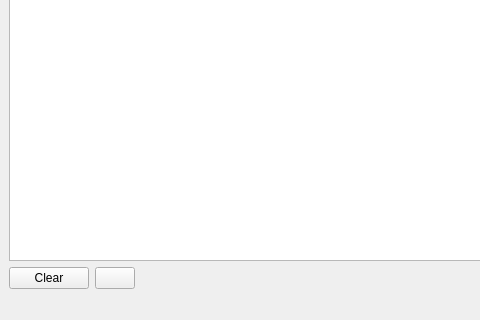
ornlneutronimaging/iBeatles, file src/iBeatles/ui/log.ui: the form before one commit; both pictures show x 0 to 480 and y 530 to 850 of the 797 by 850 pixel window.
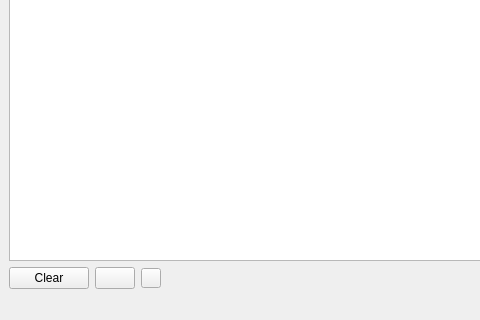
The form after the commit.

Patch:
```diff
--- a/src/iBeatles/ui/log.ui
+++ b/src/iBeatles/ui/log.ui
@@ -44,6 +44,25 @@
         </property>
        </widget>
       </item>
+      <item>
+       <widget class="QPushButton" name="settings_pushButton">
+        <property name="minimumSize">
+         <size>
+          <width>20</width>
+          <height>20</height>
+         </size>
+        </property>
+        <property name="maximumSize">
+         <size>
+          <width>20</width>
+          <height>20</height>
+         </size>
+        </property>
+        <property name="text">
+         <string/>
+        </property>
+       </widget>
+      </item>
       <item>
        <spacer name="horizontalSpacer">
         <property name="orientation">
```
Left out of the diff: 19 changed lines with no effect on the pictures.
